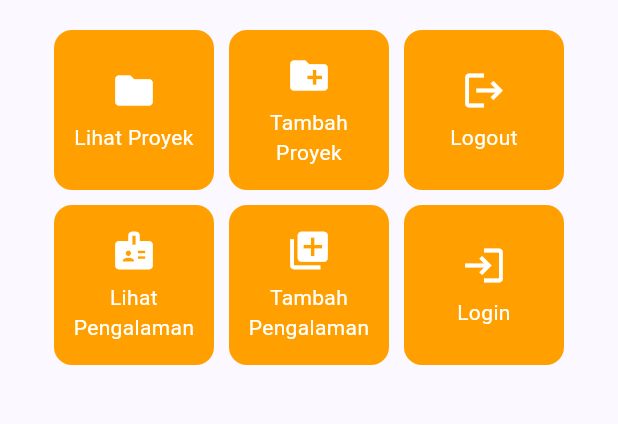
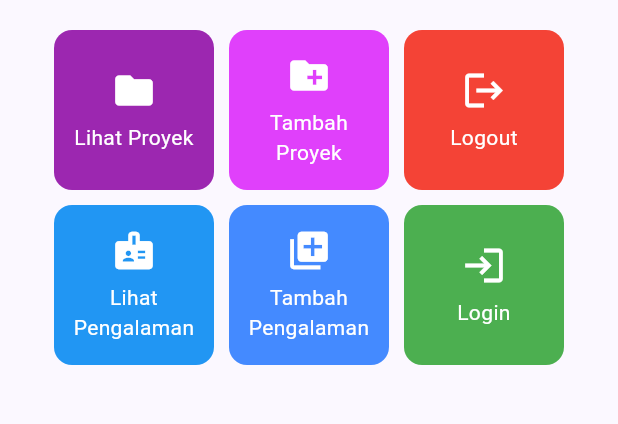
Before and after one commit to finnaaprilia/myportofolio_mobile, a Flutter app: the screen it shows after launch, on a phone screen of 412 x 824 dp, the part 327-751 px from its top. Run offline on Flutter 3.47's test engine with Material 3 defaults, Android fonts, the phone set to English and light mode, and no system bars.

Commit message:
style: Implement different background colors for each action button

```diff
--- a/lib/menu.dart
+++ b/lib/menu.dart
@@ -17,12 +17,12 @@ class MyHomePage extends StatelessWidget {
   final String kelas = "PBP F";
 
   final List<ItemHomepage> items = [
-    ItemHomepage("Lihat Proyek", Icons.folder),
-    ItemHomepage("Tambah Proyek", Icons.create_new_folder),
-    ItemHomepage("Logout", Icons.logout),
-    ItemHomepage("Lihat Pengalaman", Icons.badge),
-    ItemHomepage("Tambah Pengalaman", Icons.library_add),
-    ItemHomepage("Login", Icons.login)
+    ItemHomepage("Lihat Proyek", Icons.folder, Colors.purple),
+    ItemHomepage("Tambah Proyek", Icons.create_new_folder, Colors.purpleAccent),
+    ItemHomepage("Logout", Icons.logout, Colors.red),
+    ItemHomepage("Lihat Pengalaman", Icons.badge, Colors.blue),
+    ItemHomepage("Tambah Pengalaman", Icons.library_add, Colors.blueAccent),
+    ItemHomepage("Login", Icons.login, Colors.green)
   ];
 
     @override
@@ -133,8 +133,9 @@ class InfoCard extends StatelessWidget {
 class ItemHomepage {
   final String name;
   final IconData icon;
+  final Color color;
 
-  ItemHomepage(this.name, this.icon);
+  ItemHomepage(this.name, this.icon, this.color);
 }
 
 
@@ -147,7 +148,7 @@ class ItemCard extends StatelessWidget {
   Widget build(BuildContext context) {
     return Material(
       // Menggunakan warna sekunder dari skema tema aplikasi.
-      color: Theme.of(context).colorScheme.secondary,
+      color: item.color,
       borderRadius: BorderRadius.circular(12),
       child: InkWell(
         // Aksi ketika kartu ditekan oleh pengguna.
```
